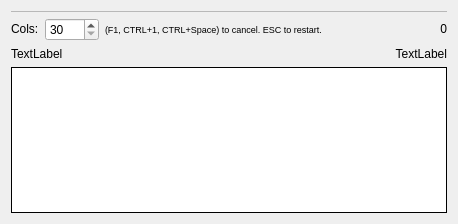
First picture: the form in src/quizzer/quizzer.ui, repository coryo/amphetype2, before the edit.
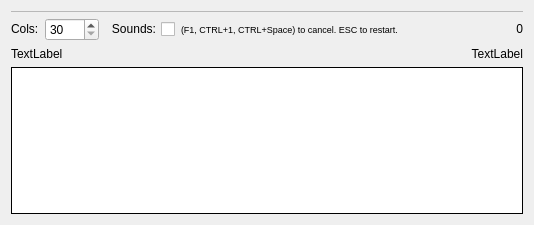
Second picture: the form after the edit. Custom widgets are drawn as their Qt base class.

Commit message: qtmultimedia and sound effects

```diff
--- a/src/quizzer/quizzer.ui
+++ b/src/quizzer/quizzer.ui
@@ -6,18 +6,43 @@
    <rect>
     <x>0</x>
     <y>0</y>
-    <width>452</width>
-    <height>224</height>
+    <width>520</width>
+    <height>225</height>
    </rect>
   </property>
   <property name="windowTitle">
    <string>Form</string>
   </property>
   <layout class="QGridLayout" name="gridLayout">
-   <item row="0" column="0" colspan="6">
-    <widget class="Typer" name="typer">
+   <item row="1" column="6">
+    <widget class="QLabel" name="timerLabel">
      <property name="sizePolicy">
-      <sizepolicy hsizetype="Preferred" vsizetype="Preferred">
+      <sizepolicy hsizetype="Fixed" vsizetype="Fixed">
+       <horstretch>0</horstretch>
+       <verstretch>0</verstretch>
+      </sizepolicy>
+     </property>
+     <property name="minimumSize">
+      <size>
+       <width>100</width>
+       <height>0</height>
+      </size>
+     </property>
+     <property name="text">
+      <string>0</string>
+     </property>
+     <property name="alignment">
+      <set>Qt::AlignRight|Qt::AlignTrailing|Qt::AlignVCenter</set>
+     </property>
+     <property name="margin">
+      <number>2</number>
+     </property>
+    </widget>
+   </item>
+   <item row="2" column="5" colspan="2">
+    <widget class="QLabel" name="result">
+     <property name="sizePolicy">
+      <sizepolicy hsizetype="Preferred" vsizetype="Fixed">
        <horstretch>0</horstretch>
        <verstretch>0</verstretch>
       </sizepolicy>
@@ -28,53 +53,15 @@
        <height>0</height>
       </size>
      </property>
-     <property name="maximumSize">
-      <size>
-       <width>16777215</width>
-       <height>1</height>
-      </size>
-     </property>
-     <property name="undoRedoEnabled">
-      <bool>false</bool>
-     </property>
-     <property name="textInteractionFlags">
-      <set>Qt::TextEditable</set>
-     </property>
-    </widget>
-   </item>
-   <item row="1" column="0">
-    <widget class="QLabel" name="label_2">
-     <property name="sizePolicy">
-      <sizepolicy hsizetype="Fixed" vsizetype="Fixed">
-       <horstretch>0</horstretch>
-       <verstretch>0</verstretch>
-      </sizepolicy>
-     </property>
      <property name="text">
-      <string>Cols:</string>
+      <string>TextLabel</string>
      </property>
-    </widget>
-   </item>
-   <item row="1" column="1">
-    <widget class="QSpinBox" name="typerColsSpinBox">
-     <property name="sizePolicy">
-      <sizepolicy hsizetype="Fixed" vsizetype="Fixed">
-       <horstretch>0</horstretch>
-       <verstretch>0</verstretch>
-      </sizepolicy>
+     <property name="alignment">
+      <set>Qt::AlignRight|Qt::AlignTrailing|Qt::AlignVCenter</set>
      </property>
-     <property name="focusPolicy">
-      <enum>Qt::NoFocus</enum>
-     </property>
-     <property name="minimum">
-      <number>30</number>
-     </property>
-     <property name="maximum">
-      <number>1000</number>
-     </property>
     </widget>
    </item>
-   <item row="1" column="2">
+   <item row="1" column="3">
     <widget class="QLabel" name="tipLabel">
      <property name="sizePolicy">
       <sizepolicy hsizetype="Preferred" vsizetype="Fixed">
@@ -95,7 +82,14 @@
      </property>
     </widget>
    </item>
-   <item row="1" column="3" colspan="2">
+   <item row="2" column="4">
+    <widget class="QLabel" name="alertLabel">
+     <property name="text">
+      <string/>
+     </property>
+    </widget>
+   </item>
+   <item row="1" column="4" colspan="2">
     <spacer name="horizontalSpacer">
      <property name="orientation">
       <enum>Qt::Horizontal</enum>
@@ -108,61 +102,7 @@
      </property>
     </spacer>
    </item>
-   <item row="1" column="5">
-    <widget class="QLabel" name="timerLabel">
-     <property name="sizePolicy">
-      <sizepolicy hsizetype="Fixed" vsizetype="Fixed">
-       <horstretch>0</horstretch>
-       <verstretch>0</verstretch>
-      </sizepolicy>
-     </property>
-     <property name="minimumSize">
-      <size>
-       <width>100</width>
-       <height>0</height>
-      </size>
-     </property>
-     <property name="text">
-      <string>0</string>
-     </property>
-     <property name="alignment">
-      <set>Qt::AlignRight|Qt::AlignTrailing|Qt::AlignVCenter</set>
-     </property>
-     <property name="margin">
-      <number>2</number>
-     </property>
-    </widget>
-   </item>
-   <item row="2" column="3">
-    <widget class="QLabel" name="alertLabel">
-     <property name="text">
-      <string/>
-     </property>
-    </widget>
-   </item>
-   <item row="2" column="4" colspan="2">
-    <widget class="QLabel" name="result">
-     <property name="sizePolicy">
-      <sizepolicy hsizetype="Preferred" vsizetype="Fixed">
-       <horstretch>0</horstretch>
-       <verstretch>0</verstretch>
-      </sizepolicy>
-     </property>
-     <property name="minimumSize">
-      <size>
-       <width>0</width>
-       <height>0</height>
-      </size>
-     </property>
-     <property name="text">
-      <string>TextLabel</string>
-     </property>
-     <property name="alignment">
-      <set>Qt::AlignRight|Qt::AlignTrailing|Qt::AlignVCenter</set>
-     </property>
-    </widget>
-   </item>
-   <item row="3" column="0" colspan="6">
+   <item row="3" column="0" colspan="7">
     <widget class="TyperDisplay" name="typerDisplay">
      <property name="sizePolicy">
       <sizepolicy hsizetype="Expanding" vsizetype="Expanding">
@@ -199,13 +139,92 @@
      </property>
     </widget>
    </item>
-   <item row="2" column="0" colspan="3">
+   <item row="2" column="0" colspan="4">
     <widget class="QLabel" name="textInfoLabel">
      <property name="text">
       <string>TextLabel</string>
      </property>
     </widget>
    </item>
+   <item row="0" column="0" colspan="7">
+    <widget class="Typer" name="typer">
+     <property name="sizePolicy">
+      <sizepolicy hsizetype="Preferred" vsizetype="Preferred">
+       <horstretch>0</horstretch>
+       <verstretch>0</verstretch>
+      </sizepolicy>
+     </property>
+     <property name="minimumSize">
+      <size>
+       <width>0</width>
+       <height>0</height>
+      </size>
+     </property>
+     <property name="maximumSize">
+      <size>
+       <width>16777215</width>
+       <height>1</height>
+      </size>
+     </property>
+     <property name="undoRedoEnabled">
+      <bool>false</bool>
+     </property>
+     <property name="textInteractionFlags">
+      <set>Qt::TextEditable</set>
+     </property>
+    </widget>
+   </item>
+   <item row="1" column="0">
+    <widget class="QLabel" name="label_2">
+     <property name="sizePolicy">
+      <sizepolicy hsizetype="Fixed" vsizetype="Fixed">
+       <horstretch>0</horstretch>
+       <verstretch>0</verstretch>
+      </sizepolicy>
+     </property>
+     <property name="text">
+      <string>Cols:</string>
+     </property>
+    </widget>
+   </item>
+   <item row="1" column="1">
+    <widget class="QSpinBox" name="typerColsSpinBox">
+     <property name="sizePolicy">
+      <sizepolicy hsizetype="Fixed" vsizetype="Fixed">
+       <horstretch>0</horstretch>
+       <verstretch>0</verstretch>
+      </sizepolicy>
+     </property>
+     <property name="focusPolicy">
+      <enum>Qt::NoFocus</enum>
+     </property>
+     <property name="minimum">
+      <number>30</number>
+     </property>
+     <property name="maximum">
+      <number>1000</number>
+     </property>
+    </widget>
+   </item>
+   <item row="1" column="2">
+    <widget class="QCheckBox" name="soundsCheckBox">
+     <property name="sizePolicy">
+      <sizepolicy hsizetype="Fixed" vsizetype="Fixed">
+       <horstretch>0</horstretch>
+       <verstretch>0</verstretch>
+      </sizepolicy>
+     </property>
+     <property name="focusPolicy">
+      <enum>Qt::NoFocus</enum>
+     </property>
+     <property name="layoutDirection">
+      <enum>Qt::RightToLeft</enum>
+     </property>
+     <property name="text">
+      <string>Sounds:</string>
+     </property>
+    </widget>
+   </item>
   </layout>
  </widget>
  <customwidgets>
```
The commit also changes 9 other files.
